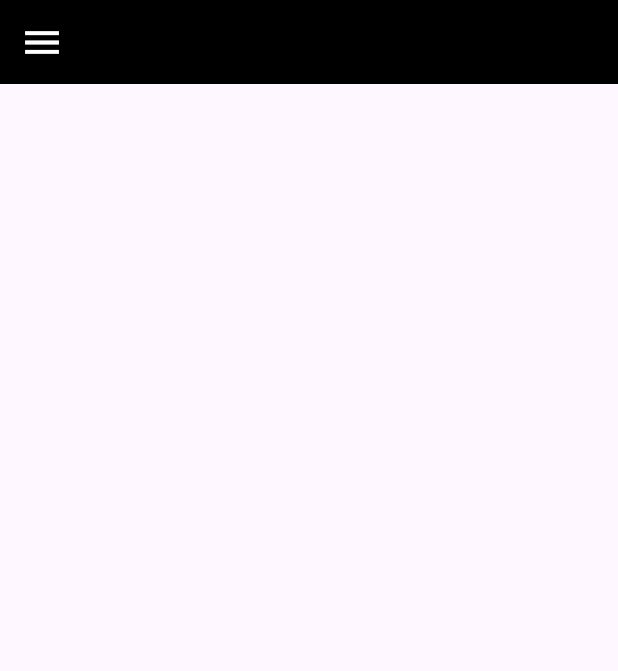
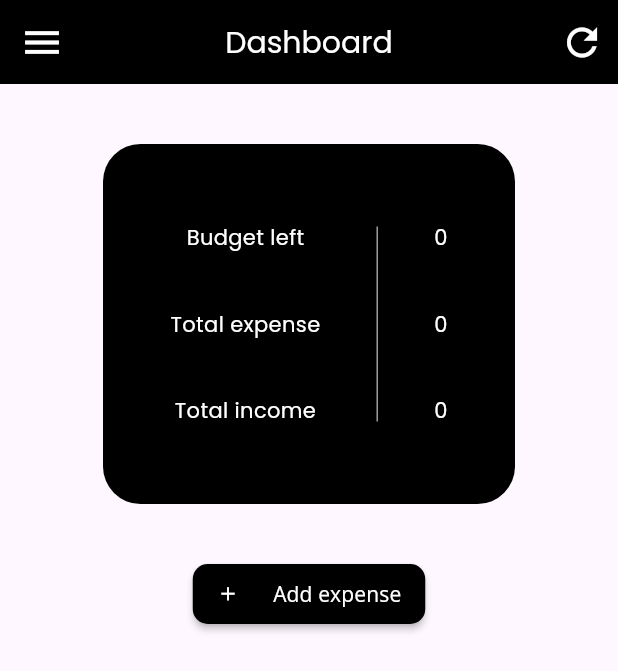
Before and after one commit to htomeload/budgets_app_flutter, a Flutter app: the screen it shows once a user with an empty profile is signed in, on a phone screen of 412 x 824 dp. Shown: the top 671 px of the screen. Run offline on Flutter 3.47's test engine with Material 3 defaults, Android fonts, the phone set to English and light mode, and no system bars; our stand-ins replace cloud_firestore, firebase_auth, firebase_core, flutter_hooks, flutter_svg, google_fonts and 4 more; missing offline and left inert: sign_button; accounts and stored records are empty; network calls fail.

Commit message:
Add mock-up total in dashbard - Preparing the alert dialog

```diff
--- a/lib/mobile/expense_view_mobile.dart
+++ b/lib/mobile/expense_view_mobile.dart
@@ -1,7 +1,9 @@
 import 'package:budget_app_starting/components.dart';
 import 'package:budget_app_starting/view_model.dart';
 import 'package:flutter/material.dart';
+import 'package:flutter_svg/flutter_svg.dart';
 import 'package:hooks_riverpod/hooks_riverpod.dart';
+import 'package:url_launcher/url_launcher.dart';
 
 bool isLoading = true;
 
@@ -70,6 +72,40 @@ class ExpenseViewMobile extends HookConsumerWidget {
                 ),
                 elevation: 20.0,
               ),
+              SizedBox(
+                height: 20.0,
+              ),
+              Row(
+                mainAxisAlignment: MainAxisAlignment.spaceEvenly,
+                children: [
+                  IconButton(
+                    onPressed: () async {
+                      await launchUrl(Uri.parse("https://instagram.com/"));
+                    },
+                    icon: SvgPicture.asset(
+                      "instagram.svg",
+                      colorFilter: ColorFilter.mode(
+                        Colors.black,
+                        BlendMode.srcIn,
+                      ),
+                      width: 35.0,
+                    ),
+                  ),
+                  IconButton(
+                    onPressed: () async {
+                      await launchUrl(Uri.parse("https://twitter.com/"));
+                    },
+                    icon: SvgPicture.asset(
+                      "twitter.svg",
+                      colorFilter: ColorFilter.mode(
+                        Colors.black,
+                        BlendMode.srcIn,
+                      ),
+                      width: 35.0,
+                    ),
+                  ),
+                ],
+              )
             ],
           ),
         ),
@@ -79,6 +115,137 @@ class ExpenseViewMobile extends HookConsumerWidget {
             size: 30.0,
           ),
           backgroundColor: Colors.black,
+          centerTitle: true,
+          title: Poppins(
+            text: "Dashboard",
+            size: 20.0,
+            color: Colors.white,
+          ),
+          actions: [
+            IconButton(
+              onPressed: () async {
+                /// The  reset function
+              },
+              icon: Icon(
+                Icons.refresh,
+                color: Colors.white,
+                size: 30.0,
+              ),
+            ),
+          ],
+        ),
+        body: ListView(
+          children: [
+            SizedBox(
+              height: 40.0,
+            ),
+            Column(
+              children: [
+                Container(
+                  height: 240.0,
+                  width: deviceWidth / 1.5,
+                  padding: EdgeInsets.all(15.0),
+                  decoration: BoxDecoration(
+                    color: Colors.black,
+                    borderRadius: BorderRadius.all(
+                      Radius.circular(25.0),
+                    ),
+                  ),
+                  child: Row(
+                    mainAxisAlignment: MainAxisAlignment.spaceEvenly,
+                    children: [
+                      Column(
+                        mainAxisAlignment: MainAxisAlignment.spaceEvenly,
+                        children: [
+                          Poppins(
+                            text: "Budget left",
+                            size: 14.0,
+                            color: Colors.white,
+                          ),
+                          Poppins(
+                            text: "Total expense",
+                            size: 14.0,
+                            color: Colors.white,
+                          ),
+                          Poppins(
+                            text: "Total income",
+                            size: 14.0,
+                            color: Colors.white,
+                          ),
+                        ],
+                      ),
+                      RotatedBox(
+                        quarterTurns: 1,
+                        child: Divider(
+                          indent: 40.0,
+                          endIndent: 40.0,
+                          color: Colors.grey,
+                        ),
+                      ),
+                      Column(
+                        mainAxisAlignment: MainAxisAlignment.spaceEvenly,
+                        crossAxisAlignment: CrossAxisAlignment.start,
+                        children: [
+                          Poppins(
+                            text: budgetLeft.toString(),
+                            size: 14.0,
+                            color: Colors.white,
+                          ),
+                          Poppins(
+                            text: totalExpense.toString(),
+                            size: 14.0,
+                            color: Colors.white,
+                          ),
+                          Poppins(
+                            text: totalIncome.toString(),
+                            size: 14.0,
+                            color: Colors.white,
+                          ),
+                        ],
+                      ),
+                    ],
+                  ),
+                ),
+                SizedBox(
+                  height: 40.0,
+                ),
+                Row(
+                  mainAxisAlignment: MainAxisAlignment.spaceEvenly,
+                  children: [
+                    SizedBox(
+                      height: 40.0,
+                      width: 155.0,
+                      child: MaterialButton(
+                        onPressed: () async {},
+                        child: Row(
+                          mainAxisAlignment: MainAxisAlignment.spaceBetween,
+                          children: [
+                            Icon(
+                              Icons.add,
+                              color: Colors.white,
+                              size: 15.0,
+                            ),
+                            OpenSans(
+                              text: "Add expense",
+                              size: 14.0,
+                              color: Colors.white,
+                            ),
+                          ],
+                        ),
+                        splashColor: Colors.grey,
+                        color: Colors.black,
+                        shape: RoundedRectangleBorder(
+                          borderRadius: BorderRadius.circular(
+                            10.0,
+                          ),
+                        ),
+                      ),
+                    )
+                  ],
+                )
+              ],
+            )
+          ],
         ),
       ),
     );
--- a/lib/view_model.dart
+++ b/lib/view_model.dart
@@ -111,4 +111,30 @@ class ViewModel extends ChangeNotifier {
   Future<void> logout() async {
     await _auth.signOut();
   }
+
+  Future addExpense(BuildContext context) async {
+    final formKey = GlobalKey<FormState>();
+    TextEditingController controllerName = TextEditingController();
+    TextEditingController controllerAmount = TextEditingController();
+    return await showDialog(
+      context: context,
+      builder: (context) => AlertDialog(
+        actionsAlignment: MainAxisAlignment.center,
+        contentPadding: EdgeInsets.all(
+          32.0,
+        ),
+        shape: RoundedRectangleBorder(
+          borderRadius: BorderRadius.circular(
+            10.0,
+          ),
+        ),
+        title: Form(
+            key: formKey,
+            child: Row(
+              mainAxisAlignment: MainAxisAlignment.spaceBetween,
+              children: [],
+            )),
+      ),
+    );
+  }
 }
```
Also changed, not shown: 1 other file.
